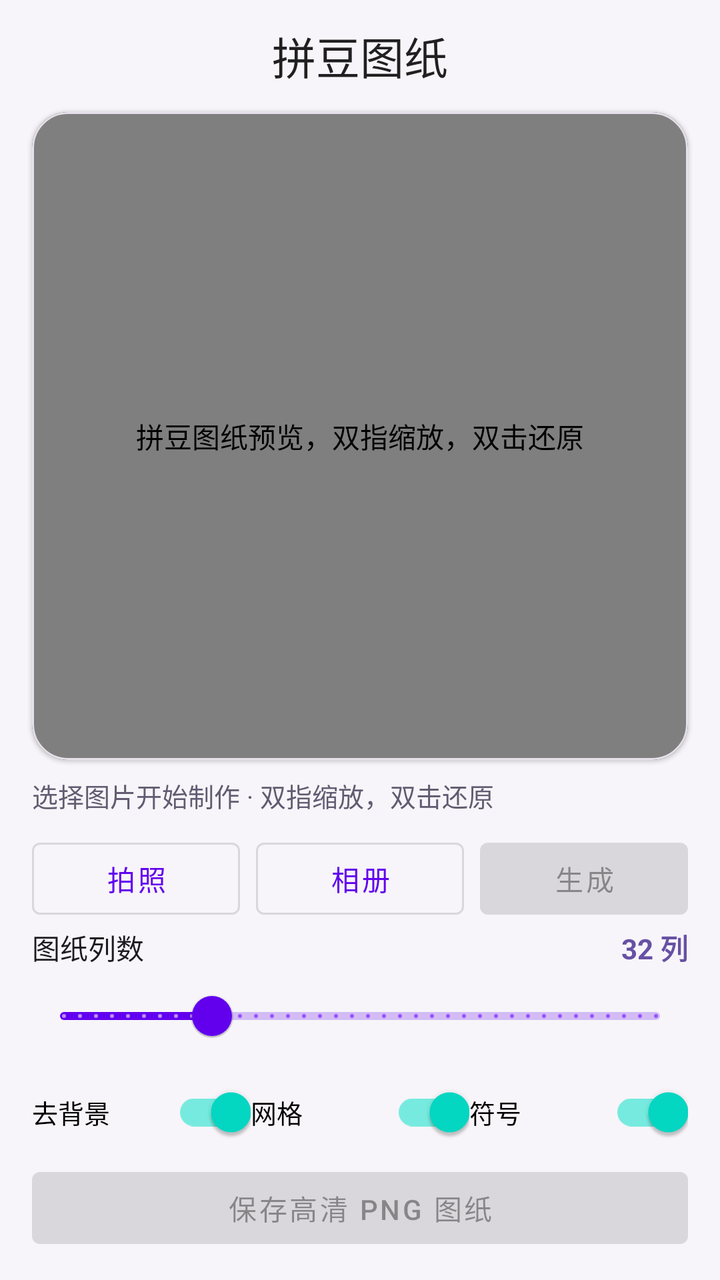
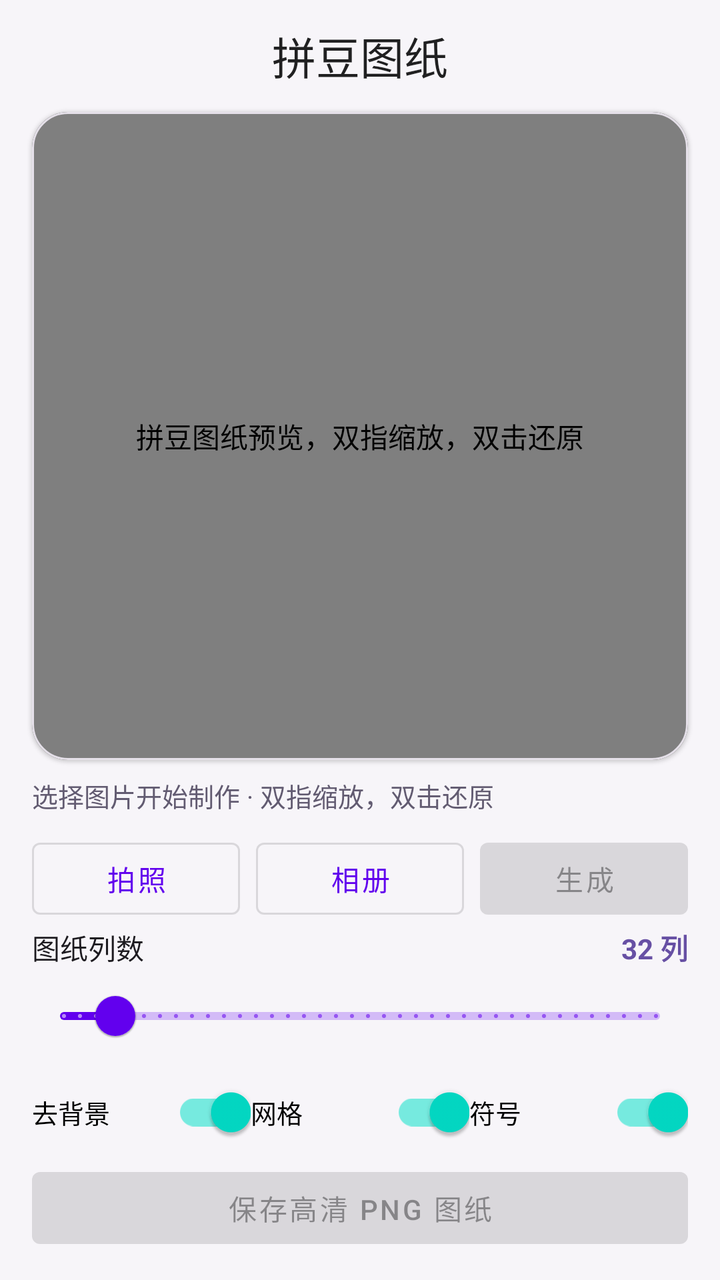

An Android layout rendered at two revisions. The XML below is the earlier revision; the diff shows what the commit changed to produce the second picture.
<!-- AndroidManifest.xml: application theme Theme.Pindou -->
<!-- res/layout/activity_main.xml -->
<?xml version="1.0" encoding="utf-8"?>
<LinearLayout xmlns:android="http://schemas.android.com/apk/res/android"
    xmlns:app="http://schemas.android.com/apk/res-auto"
    android:layout_width="match_parent"
    android:layout_height="match_parent"
    android:background="#F7F5F9"
    android:orientation="vertical">

    <com.google.android.material.appbar.MaterialToolbar
        android:layout_width="match_parent"
        android:layout_height="?attr/actionBarSize"
        android:background="#F7F5F9"
        app:title="@string/app_name"
        app:titleCentered="true"
        app:titleTextAppearance="@style/TextAppearance.Material3.TitleLarge" />

    <com.google.android.material.card.MaterialCardView
        android:layout_width="match_parent"
        android:layout_height="0dp"
        android:layout_weight="1"
        android:layout_marginHorizontal="16dp"
        android:layout_marginBottom="8dp"
        app:cardBackgroundColor="@color/white"
        app:cardCornerRadius="18dp"
        app:cardElevation="1dp"
        app:strokeColor="#E5E0E9"
        app:strokeWidth="1dp">

        <FrameLayout
            android:layout_width="match_parent"
            android:layout_height="match_parent">

            <com.xlabs.pindou.PatternView
                android:id="@+id/patternView"
                android:layout_width="match_parent"
                android:layout_height="match_parent"
                android:contentDescription="@string/pattern_preview" />

            <ProgressBar
                android:id="@+id/progressBar"
                android:layout_width="wrap_content"
                android:layout_height="wrap_content"
                android:layout_gravity="center"
                android:visibility="gone" />
        </FrameLayout>
    </com.google.android.material.card.MaterialCardView>

    <LinearLayout
        android:layout_width="match_parent"
        android:layout_height="wrap_content"
        android:orientation="vertical"
        android:paddingHorizontal="16dp"
        android:paddingBottom="12dp">

        <TextView
            android:id="@+id/statusText"
            android:layout_width="match_parent"
            android:layout_height="wrap_content"
            android:layout_marginBottom="8dp"
            android:text="@string/ready"
            android:textColor="#625B71"
            android:textSize="13sp" />

        <LinearLayout
            android:layout_width="match_parent"
            android:layout_height="wrap_content"
            android:orientation="horizontal">

            <com.google.android.material.button.MaterialButton
                android:id="@+id/cameraButton"
                style="@style/Widget.MaterialComponents.Button.OutlinedButton"
                android:layout_width="0dp"
                android:layout_height="wrap_content"
                android:layout_weight="1"
                android:text="@string/camera" />

            <Space
                android:layout_width="8dp"
                android:layout_height="1dp" />

            <com.google.android.material.button.MaterialButton
                android:id="@+id/galleryButton"
                style="@style/Widget.MaterialComponents.Button.OutlinedButton"
                android:layout_width="0dp"
                android:layout_height="wrap_content"
                android:layout_weight="1"
                android:text="@string/gallery" />

            <Space
                android:layout_width="8dp"
                android:layout_height="1dp" />

            <com.google.android.material.button.MaterialButton
                android:id="@+id/generateButton"
                android:layout_width="0dp"
                android:layout_height="wrap_content"
                android:layout_weight="1"
                android:enabled="false"
                android:text="@string/generate" />
        </LinearLayout>

        <LinearLayout
            android:layout_width="match_parent"
            android:layout_height="wrap_content"
            android:gravity="center_vertical"
            android:orientation="horizontal">

            <TextView
                android:layout_width="0dp"
                android:layout_height="wrap_content"
                android:layout_weight="1"
                android:text="@string/grid_columns"
                android:textColor="#1D1B20"
                android:textSize="14sp" />

            <TextView
                android:id="@+id/columnsText"
                android:layout_width="wrap_content"
                android:layout_height="wrap_content"
                android:text="32 列"
                android:textColor="#6750A4"
                android:textSize="14sp"
                android:textStyle="bold" />
        </LinearLayout>

        <com.google.android.material.slider.Slider
            android:id="@+id/columnsSlider"
            android:layout_width="match_parent"
            android:layout_height="wrap_content"
            android:stepSize="1"
            android:value="32"
            android:valueFrom="16"
            android:valueTo="80"
            app:labelBehavior="gone" />

        <LinearLayout
            android:layout_width="match_parent"
            android:layout_height="wrap_content"
            android:orientation="horizontal">

            <com.google.android.material.switchmaterial.SwitchMaterial
                android:id="@+id/backgroundSwitch"
                android:layout_width="0dp"
                android:layout_height="wrap_content"
                android:layout_weight="1"
                android:checked="true"
                android:text="@string/remove_background"
                android:textSize="13sp" />

            <com.google.android.material.switchmaterial.SwitchMaterial
                android:id="@+id/gridSwitch"
                android:layout_width="0dp"
                android:layout_height="wrap_content"
                android:layout_weight="1"
                android:checked="true"
                android:text="@string/show_grid"
                android:textSize="13sp" />

            <com.google.android.material.switchmaterial.SwitchMaterial
                android:id="@+id/symbolsSwitch"
                android:layout_width="0dp"
                android:layout_height="wrap_content"
                android:layout_weight="1"
                android:checked="true"
                android:text="@string/show_symbols"
                android:textSize="13sp" />
        </LinearLayout>

        <com.google.android.material.button.MaterialButton
            android:id="@+id/saveButton"
            android:layout_width="match_parent"
            android:layout_height="wrap_content"
            android:enabled="false"
            android:text="@string/save_png" />
    </LinearLayout>
</LinearLayout>
<!-- resources referenced by this layout -->
<resources>
  <color name="white">#FFFFFFFF</color>
  <string name="app_name">拼豆图纸</string>
  <string name="camera">拍照</string>
  <string name="gallery">相册</string>
  <string name="generate">生成</string>
  <string name="grid_columns">图纸列数</string>
  <string name="pattern_preview">拼豆图纸预览，双指缩放，双击还原</string>
  <string name="ready">选择图片开始制作 · 双指缩放，双击还原</string>
  <string name="remove_background">去背景</string>
  <string name="save_png">保存高清 PNG 图纸</string>
  <string name="show_grid">网格</string>
  <string name="show_symbols">符号</string>
  <style name="Theme.Pindou" parent="Theme.MaterialComponents.Light.NoActionBar">
          
          <item name="colorPrimary">@color/purple_500</item>
          <item name="colorPrimaryVariant">@color/purple_700</item>
          <item name="colorOnPrimary">@color/white</item>
          
          <item name="colorSecondary">@color/teal_200</item>
          <item name="colorSecondaryVariant">@color/teal_700</item>
          <item name="colorOnSecondary">@color/black</item>
          
          <item name="android:statusBarColor">?attr/colorPrimaryVariant</item>
          
      </style>
  <color name="purple_500">#FF6200EE</color>
  <color name="purple_700">#FF3700B3</color>
  <color name="teal_200">#FF03DAC5</color>
  <color name="teal_700">#FF018786</color>
  <color name="black">#FF000000</color>
</resources>

<!-- the commit's change to res/layout/activity_main.xml (unified diff, before → after) -->
@@ -130,7 +130,7 @@
             android:stepSize="1"
             android:value="32"
             android:valueFrom="16"
-            android:valueTo="80"
+            android:valueTo="200"
             app:labelBehavior="gone" />
 
         <LinearLayout
